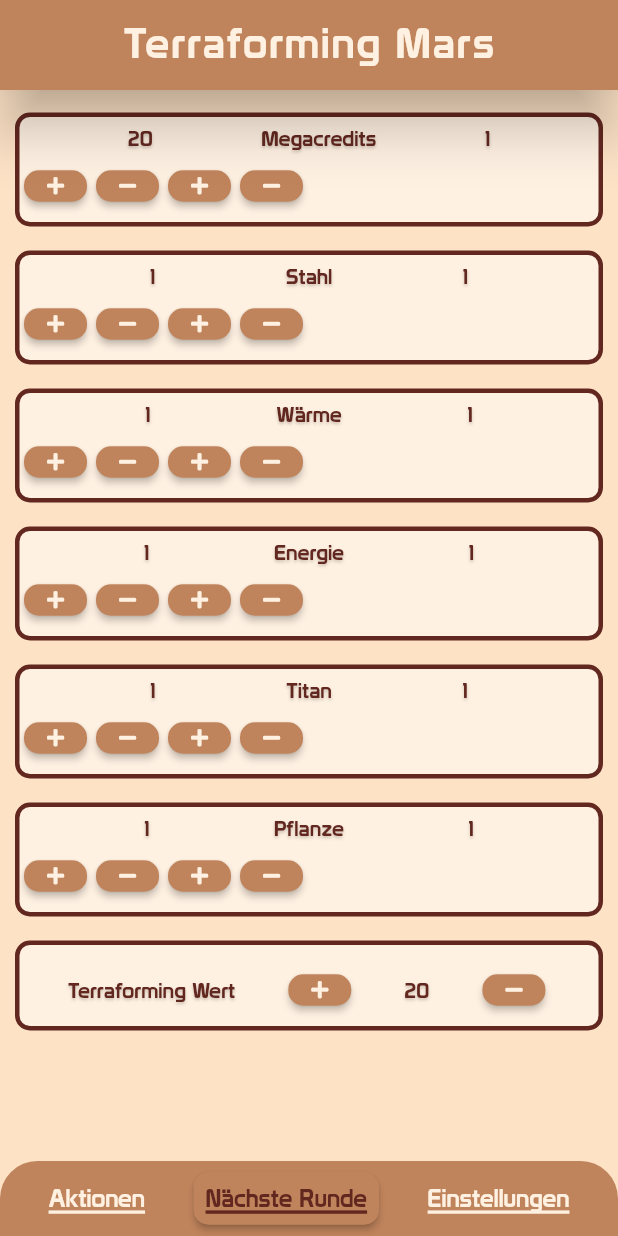
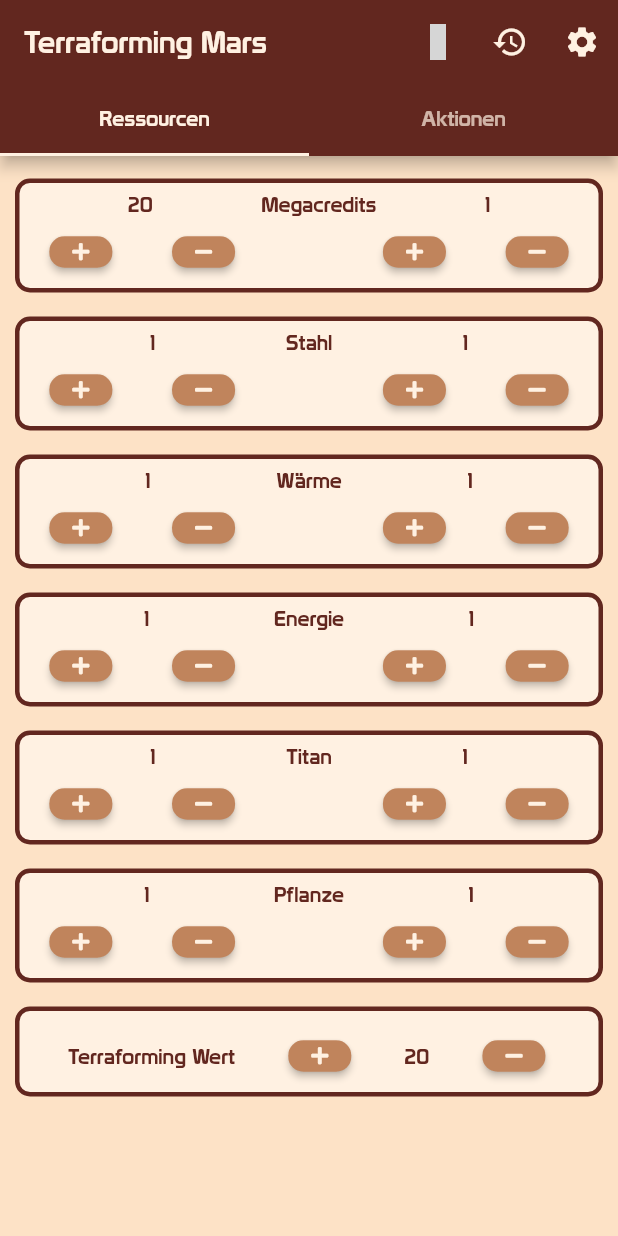
Before and after one commit to Mavv3006/TerraformingMars, a Flutter app: the screen it shows after launch, on a phone screen of 412 x 824 dp. Run offline on Flutter 3.47's test engine with Material 2 defaults, Android fonts, the phone set to English and light mode, and no system bars; our stand-ins replace flutter_icons, font_awesome_flutter; grey boxes are pictures that could not be loaded.

Commit message:
new styling

```diff
--- a/lib/components/customButton.dart
+++ b/lib/components/customButton.dart
@@ -1,5 +1,6 @@
 import 'package:flutter/material.dart';
 import 'package:font_awesome_flutter/font_awesome_flutter.dart';
+import 'package:terraforming_mars/components/customIcons.dart';
 import 'package:terraforming_mars/theme/colors.dart';
 
 class AddButton extends IconButton {
@@ -9,7 +10,7 @@ class AddButton extends IconButton {
   }) : super(
           key: key,
           onPressed: onPressed,
-          icon: FontAwesomeIcons.plus,
+          icon: CustomIcons.plus,
         );
 }
 
@@ -20,7 +21,7 @@ class SubButton extends IconButton {
   }) : super(
           key: key,
           onPressed: onPressed,
-          icon: FontAwesomeIcons.minus,
+          icon: CustomIcons.minus,
         );
 }
 
--- /dev/null
+++ b/lib/components/customIcons.dart
@@ -0,0 +1,11 @@
+import 'package:flutter/material.dart';
+import 'package:flutter_icons/flutter_icons.dart';
+import 'package:font_awesome_flutter/font_awesome_flutter.dart';
+
+class CustomIcons {
+  static IconData plus = FontAwesomeIcons.plus;
+  static IconData minus = FontAwesomeIcons.minus;
+  static IconData nextRound = Entypo.controller_next;
+  static IconData settings = Icons.settings;
+  static IconData history = Icons.history;
+}
--- a/lib/components/ressourceValueText.dart
+++ b/lib/components/ressourceValueText.dart
@@ -12,13 +12,6 @@ class RessourceValueText extends StatelessWidget {
       title,
       style: Theme.of(context).textTheme.body2.copyWith(
         color: AppColors.accentColor,
-          shadows: <Shadow>[
-            Shadow(
-              color: AppColors.shadow,
-              blurRadius: 2,
-              offset: Offset(0, 1.5),
-            ),
-          ],
       ),
     );
   }
--- /dev/null
+++ b/lib/layout/list_element.dart
@@ -0,0 +1,26 @@
+import 'package:flutter/material.dart';
+import 'package:terraforming_mars/theme/colors.dart';
+
+class ListElement extends StatelessWidget {
+  final Widget child;
+
+  const ListElement({Key key, this.child}) : super(key: key);
+
+  @override
+  Widget build(BuildContext context) {
+    return Container(
+      decoration: BoxDecoration(
+        color: AppColors.secondaryLight,
+        border: Border.all(
+          width: 3,
+          color: AppColors.accentColor,
+        ),
+        borderRadius: BorderRadius.all(
+          Radius.circular(10),
+        ),
+      ),
+      padding: EdgeInsets.only(top: 6.0),
+      child: this.child,
+    );
+  }
+}
--- a/lib/layout/mainLayout.dart
+++ b/lib/layout/mainLayout.dart
@@ -1,87 +1,40 @@
 import 'package:flutter/material.dart';
 import 'package:provider/provider.dart';
+import 'package:terraforming_mars/components/customIcons.dart';
+import 'package:terraforming_mars/layout/actionsLayout.dart';
 import 'package:terraforming_mars/layout/ressourceLayout.dart';
+import 'package:terraforming_mars/layout/settingsLayout.dart';
 import 'package:terraforming_mars/models/ressourceDataModel.dart';
+import 'package:terraforming_mars/models/settingsModel.dart';
 import 'package:terraforming_mars/models/terraformingValueData.dart';
 import 'package:terraforming_mars/theme/colors.dart';
 
-class MainLayout extends StatefulWidget {
-  @override
-  _MainLayoutState createState() => _MainLayoutState();
-}
-
-class _MainLayoutState extends State<MainLayout> {
-  final Radius _radius = Radius.circular(25);
-  final Color _selectedColor = AppColors.accentColor;
-  final Color _unselectedColor = AppColors.secondaryLight;
-  final double _bottomNavBarFontSize = 16;
-  final double _titleFontSize = 28;
-
-  Color _ressourceColor;
-  Color _actionColor;
-  Color _settingsColor;
-
-  @override
-  void initState() {
-    _ressourceColor = _selectedColor;
-    _actionColor = _unselectedColor;
-    _settingsColor = _unselectedColor;
-    super.initState();
-  }
+class MainLayout extends StatelessWidget {
+  final Color _appBarColor = AppColors.secondaryLight;
+  final Color _backgroundColor = AppColors.backgroundColor;
 
   @override
   Widget build(BuildContext context) {
-    return Scaffold(
-      backgroundColor: AppColors.secondaryColor,
-      appBar: PreferredSize(
-        preferredSize: Size.fromHeight(60),
-        child: AppBar(
-          centerTitle: true,
-          elevation: 15,
-          backgroundColor: AppColors.primaryColor,
+    return DefaultTabController(
+      length: 2,
+      child: Scaffold(
+        backgroundColor: _backgroundColor,
+        appBar: AppBar(
+          bottom: TabBar(
+            labelColor: _appBarColor,
+            tabs: [
+              Tab(text: "Ressourcen"),
+              Tab(text: "Aktionen"),
+            ],
+          ),
           title: Text(
             "Terraforming Mars",
-            style: Theme.of(context).textTheme.display1.copyWith(
-                  fontSize: _titleFontSize,
-                  letterSpacing: 1.25,
-                  color: AppColors.secondaryLight,
+            style: Theme.of(context).textTheme.title.copyWith(
+                  color: _appBarColor,
                 ),
           ),
-        ),
-      ),
-      body: RessourceLayout(),
-      bottomNavigationBar: Container(
-        height: 50,
-        decoration: BoxDecoration(
-          color: AppColors.primaryColor,
-          borderRadius: BorderRadius.only(
-            topLeft: _radius,
-            topRight: _radius,
-          ),
-        ),
-        child: Row(
-          mainAxisAlignment: MainAxisAlignment.spaceEvenly,
-          children: <Widget>[
-            Text("Aktionen",
-                style: Theme.of(context).textTheme.title.copyWith(
-                      fontSize: _bottomNavBarFontSize,
-                      color: _actionColor,
-                      decoration: TextDecoration.underline,
-                      decorationThickness: 7,
-                    )),
-            RaisedButton(
-              child: Padding(
-                padding: const EdgeInsets.all(8.0),
-                child: Text(
-                  "Nächste Runde",
-                  style: Theme.of(context).textTheme.title.copyWith(
-                        fontSize: _bottomNavBarFontSize,
-                        color: _ressourceColor,
-                        decoration: TextDecoration.underline,
-                        decorationThickness: 7,
-                      ),
-                ),
-              ),
+          actions: <Widget>[
+            IconButton(
               onPressed: () {
                 Provider.of<Crop>(context, listen: false).nextRound();
                 Provider.of<Heat>(context, listen: false).nextRound();
@@ -91,16 +44,45 @@ class _MainLayoutState extends State<MainLayout> {
                 Provider.of<Titan>(context, listen: false).nextRound();
                 Provider.of<Steel>(context, listen: false).nextRound();
               },
-            ),
-            Text(
-              "Einstellungen",
-              style: Theme.of(context).textTheme.title.copyWith(
-                    fontSize: _bottomNavBarFontSize,
-                    color: _settingsColor,
-                    decoration: TextDecoration.underline,
-                    decorationThickness: 7,
+              icon: Icon(
+                CustomIcons.nextRound,
+                color: _appBarColor,
               ),
             ),
+            IconButton(
+              onPressed: null,
+              icon: Icon(
+                CustomIcons.history,
+                color: _appBarColor,
+              ),
+            ),
+            IconButton(
+              onPressed: () {
+//                Navigator.push(
+//                  context,
+//                  MaterialPageRoute(
+//                    builder: (context) {
+////                      SettingsModel settingsModel = Provider.of<SettingsModel>(context, listen: false).copy;
+//                      Heat heat = Provider.of<Heat>(context, listen: false).copy();
+//                      return SettingsLayout(
+////                      settingsModel: settingsModel,
+//                      heat: heat,
+//                    );
+//                    },
+//                  ),
+//                );
+              },
+              icon: Icon(
+                CustomIcons.settings,
+                color: _appBarColor,
+              ),
+            ),
+          ],
+        ),
+        body: TabBarView(
+          children: <Widget>[
+            RessourceLayout(),
+            ActionsLayout(),
           ],
         ),
       ),
--- a/lib/layout/ressourceLayout.dart
+++ b/lib/layout/ressourceLayout.dart
@@ -1,10 +1,12 @@
 import 'package:flutter/material.dart';
 import 'package:provider/provider.dart';
+import 'package:terraforming_mars/components/customIcons.dart';
 import 'package:terraforming_mars/layout/ressourceLayout/energyLayout.dart';
 import 'package:terraforming_mars/layout/ressourceLayout/resLayout.dart';
 import 'package:terraforming_mars/layout/ressourceLayout/terraformingLayout.dart';
 import 'package:terraforming_mars/models/ressourceDataModel.dart';
 import 'package:terraforming_mars/models/terraformingValueData.dart';
+import 'package:terraforming_mars/theme/colors.dart';
 
 class RessourceLayout extends StatelessWidget {
   @override
@@ -23,7 +25,7 @@ class RessourceLayout extends StatelessWidget {
               return ResLayout(data);
             }),
             Consumer<RessourceDataModel>(builder: (context, dataModel, child) {
-              return EnergyLayout(dataModel);
+              return EnergyLayout();
             }),
             Consumer<Titan>(builder: (context, data, child) {
               return ResLayout(data);
--- a/lib/layout/ressourceLayout/energyLayout.dart
+++ b/lib/layout/ressourceLayout/energyLayout.dart
@@ -1,30 +1,14 @@
 import 'package:flutter/material.dart';
 import 'package:terraforming_mars/components/ressourceValueText.dart';
+import 'package:terraforming_mars/layout/list_element.dart';
 import 'package:terraforming_mars/layout/ressourceLayout/ressourceButtonLayout.dart';
 import 'package:terraforming_mars/models/ressourceDataModel.dart';
-import 'package:terraforming_mars/theme/colors.dart';
 
 class EnergyLayout extends StatelessWidget {
-  final BoxDecoration _boxDecoration = BoxDecoration(
-    color: AppColors.secondaryLight,
-    border: Border.all(
-      width: 3,
-      color: AppColors.accentColor,
-    ),
-    borderRadius: BorderRadius.all(
-      Radius.circular(10),
-    ),
-  );
-
-  final RessourceDataModel dataModel;
-
-  EnergyLayout(this.dataModel);
 
   @override
   Widget build(BuildContext context) {
-    return Container(
-      decoration: _boxDecoration,
-      padding: EdgeInsets.only(top: 6.0),
+    return ListElement(
       child: Column(
         children: <Widget>[
           Row(
@@ -35,14 +19,7 @@ class EnergyLayout extends StatelessWidget {
               RessourceValueText(RessourceDataModel.energy.productionToString),
             ],
           ),
-          RessourceButtonLayout(
-            incValue: dataModel.incrementEnergyValue,
-            decValue: dataModel.decrementEnergyValue,
-            incProd: dataModel.incrementEnergyProduction,
-            decProd: dataModel.decrementEnergyProduction,
-            isProdGreaterZero: dataModel.isEnergyProductionGreaterThenZero,
-            isValueGreaterZero: dataModel.isEnergyValueGreaterThenZero,
-          ),
+          RessourceButtonLayout(RessourceDataModel.energy),
         ],
       ),
     );
--- a/lib/layout/ressourceLayout/resLayout.dart
+++ b/lib/layout/ressourceLayout/resLayout.dart
@@ -1,30 +1,17 @@
 import 'package:flutter/material.dart';
 import 'package:terraforming_mars/components/ressourceValueText.dart';
+import 'package:terraforming_mars/layout/list_element.dart';
 import 'package:terraforming_mars/layout/ressourceLayout/ressourceButtonLayout.dart';
 import 'package:terraforming_mars/models/terraformingValueData.dart';
-import 'package:terraforming_mars/theme/colors.dart';
 
 class ResLayout extends StatelessWidget {
-  final BoxDecoration _boxDecoration = BoxDecoration(
-    color: AppColors.secondaryLight,
-    border: Border.all(
-      width: 3,
-      color: AppColors.accentColor,
-    ),
-    borderRadius: BorderRadius.all(
-      Radius.circular(10),
-    ),
-  );
-
   final RessourceValue ressourceValue;
 
   ResLayout(this.ressourceValue);
 
   @override
   Widget build(BuildContext context) {
-    return Container(
-      decoration: _boxDecoration,
-      padding: EdgeInsets.only(top: 6.0),
+    return ListElement(
       child: Column(
         children: <Widget>[
           Row(
@@ -35,14 +22,7 @@ class ResLayout extends StatelessWidget {
               RessourceValueText(ressourceValue.productionToString),
             ],
           ),
-          RessourceButtonLayout(
-            incValue: ressourceValue.incrementValue,
-            decValue: ressourceValue.decrementValue,
-            incProd: ressourceValue.incrementProduction,
-            decProd: ressourceValue.decrementProduction,
-            isProdGreaterZero: ressourceValue.isProductionGreaterThenZero,
-            isValueGreaterZero: ressourceValue.isValueGreaterThenZero,
-          ),
+          RessourceButtonLayout(this.ressourceValue),
         ],
       ),
     );
--- a/lib/layout/ressourceLayout/ressourceButtonLayout.dart
+++ b/lib/layout/ressourceLayout/ressourceButtonLayout.dart
@@ -1,42 +1,22 @@
 import 'package:flutter/material.dart';
 import 'package:terraforming_mars/components/customButton.dart';
+import 'package:terraforming_mars/models/terraformingValueData.dart';
 
 class RessourceButtonLayout extends StatelessWidget {
-  final VoidCallback incValue;
-  final VoidCallback decValue;
-  final VoidCallback incProd;
-  final VoidCallback decProd;
-  final bool isValueGreaterZero;
-  final bool isProdGreaterZero;
+  final RessourceValue resValue;
 
-  RessourceButtonLayout(
-      {this.incValue,
-      this.decValue,
-      this.decProd,
-      this.incProd,
-      this.isProdGreaterZero,
-      this.isValueGreaterZero});
+  RessourceButtonLayout(this.resValue);
 
   @override
   Widget build(BuildContext context) {
     return Row(
+      mainAxisAlignment: MainAxisAlignment.spaceAround,
       children: <Widget>[
-        AddButton(
-          onPressed: incValue,
-        ),
-        SubButton(
-          onPressed: isValueGreaterZero
-              ? decValue
-              : null,
-        ),
-        AddButton(
-          onPressed: incProd,
-        ),
-        SubButton(
-          onPressed: isProdGreaterZero
-              ? decProd
-              : null,
-        ),
+        AddButton(onPressed: resValue.incrementValue),
+        SubButton(onPressed: resValue.isValueGreaterThenZero ? resValue.decrementValue : null),
+        SizedBox(width: 25),
+        AddButton(onPressed: resValue.incrementProduction),
+        SubButton(onPressed: resValue.isProductionGreaterThenZero ? resValue.decrementProduction : null),
       ],
     );
   }
--- a/lib/layout/ressourceLayout/terraformingLayout.dart
+++ b/lib/layout/ressourceLayout/terraformingLayout.dart
@@ -1,47 +1,36 @@
 import 'package:flutter/material.dart';
 import 'package:terraforming_mars/components/customButton.dart';
 import 'package:terraforming_mars/components/ressourceValueText.dart';
+import 'package:terraforming_mars/layout/list_element.dart';
 import 'package:terraforming_mars/models/ressourceDataModel.dart';
-import 'package:terraforming_mars/theme/colors.dart';
 
 class Terraforminglayout extends StatelessWidget {
-  final BoxDecoration _boxDecoration = BoxDecoration(
-    color: AppColors.secondaryLight,
-    border: Border.all(
-      width: 3,
-      color: AppColors.accentColor,
-    ),
-    borderRadius: BorderRadius.all(
-      Radius.circular(10),
-    ),
-  );
-
   final RessourceDataModel dataModel;
 
   Terraforminglayout(this.dataModel);
 
   @override
   Widget build(BuildContext context) {
-    return Container(
-      decoration: _boxDecoration,
-      padding: EdgeInsets.only(top: 6.0),
+    return ListElement(
       child: Column(
         mainAxisSize: MainAxisSize.max,
         children: <Widget>[
           Row(
             mainAxisAlignment: MainAxisAlignment.spaceEvenly,
             children: <Widget>[
-              RessourceValueText(RessourceDataModel.terraFormingValue.title),
+              RessourceValueText(
+                RessourceDataModel.terraFormingValue.title,
+              ),
               AddButton(
                 onPressed: dataModel.incrementTerraformingValue,
               ),
               RessourceValueText(
-                  RessourceDataModel.terraFormingValue.valueToString),
+                RessourceDataModel.terraFormingValue.valueToString,
+              ),
               SubButton(
-                onPressed:
-                    dataModel.isTerraformingValueGreaterThenZero
-                        ? dataModel.decrementTerraformingValue
-                        : null,
+                onPressed: dataModel.isTerraformingValueGreaterThenZero
+                    ? dataModel.decrementTerraformingValue
+                    : null,
               ),
             ],
           ),
--- a/lib/layout/settingsLayout.dart
+++ b/lib/layout/settingsLayout.dart
@@ -1,8 +1,32 @@
 import 'package:flutter/material.dart';
+import 'package:provider/provider.dart';
+import 'package:terraforming_mars/models/settingsModel.dart';
+import 'package:terraforming_mars/models/terraformingValueData.dart';
+import 'package:terraforming_mars/theme/colors.dart';
 
 class SettingsLayout extends StatelessWidget {
+  final Color _textColor = AppColors.secondaryLight;
+  final SettingsModel settingsModel;
+  final Heat heat;
+
+  const SettingsLayout({
+    Key key,
+    /*@required*/ this.settingsModel, this.heat,
+  }) : super(key: key);
+
   @override
   Widget build(BuildContext context) {
-    return Text("Noch nicht implementiert");
+    return Scaffold(
+      appBar: AppBar(
+        title: Text(
+          "Einstellungen",
+          style: Theme.of(context).textTheme.title.copyWith(color: _textColor),
+        ),
+      ),
+      backgroundColor: AppColors.backgroundColor,
+      body: Center(
+        child: Text(Provider.of<Heat>(context).title),
+      ),
+    );
   }
 }
--- a/lib/main.dart
+++ b/lib/main.dart
@@ -1,6 +1,7 @@
 import 'package:flutter/material.dart';
 import 'package:provider/provider.dart';
 import 'package:terraforming_mars/layout/mainLayout.dart';
+import 'package:terraforming_mars/models/settingsModel.dart';
 import 'package:terraforming_mars/theme/button.dart';
 import 'package:terraforming_mars/theme/colors.dart';
 
@@ -15,19 +16,30 @@ class MyApp extends StatelessWidget {
     return MaterialApp(
       theme: ThemeData(
         accentColor: AppColors.secondaryLight,
+        primaryColor: AppColors.accentColor,
         fontFamily: 'Prototype',
-//        disabledColor: AppColors.disabledButtonColor,
         buttonTheme: globalButtonTheme,
       ),
       debugShowCheckedModeBanner: false,
       home: MultiProvider(providers: [
+        Provider<SettingsModel>(
+          create: (context) => SettingsModel(),
+        ),
         ChangeNotifierProvider<RessourceDataModel>(
-            create: (_) => RessourceDataModel()),
-        ChangeNotifierProvider<Steel>(create: (_) => Steel()),
-        ChangeNotifierProvider<Titan>(create: (_) => Titan()),
-        ChangeNotifierProvider<Crop>(create: (_) => Crop()),
+          create: (_) => RessourceDataModel(),
+        ),
+        ChangeNotifierProvider<Steel>(
+          create: (_) => Steel(),
+        ),
+        ChangeNotifierProvider<Titan>(
+          create: (_) => Titan(),
+        ),
+        ChangeNotifierProvider<Crop>(
+          create: (_) => Crop(),
+        ),
         ChangeNotifierProvider<Heat>(
-            create: (_) => Heat(RessourceDataModel.energy)),
+          create: (_) => Heat(RessourceDataModel.energy),
+        ),
         ChangeNotifierProvider<MegaCredits>(
           create: (_) => MegaCredits(RessourceDataModel.terraFormingValue),
         ),
--- /dev/null
+++ b/lib/models/settingsModel.dart
@@ -0,0 +1,5 @@
+import 'package:flutter/material.dart';
+
+class SettingsModel extends ChangeNotifier {
+  SettingsModel get copy => this;
+}
--- a/lib/models/terraformingValueData.dart
+++ b/lib/models/terraformingValueData.dart
@@ -85,6 +85,8 @@ class Steel extends RessourceValue {
 class Heat extends RessourceValue {
   RessourceValue energy;
 
+  Heat copy() => this;
+
   Heat(this.energy) : super("Wärme");
 
   @override
--- a/lib/theme/colors.dart
+++ b/lib/theme/colors.dart
@@ -1,16 +1,18 @@
 import 'package:flutter/painting.dart';
 
 class AppColors {
-  static const primaryColor = Color(0xFFC0845C);
-  static const primaryDark = Color(0xFF8D5731);
+  static const Color primaryDark = Color(0xFF8D5731);
+  static const Color primaryColor = Color(0xFFC0845C);
 
-  static const secondaryColor = Color(0xFFFDE2C6);
-  static const secondaryLight = Color(0xFFFFF1E2);
+  static const Color secondaryColor = Color(0xFFFDE2C6);
+  static const Color secondaryLight = Color(0xFFFFF1E2);
 
-  static const orangeColor = Color(0xFFD97730);
-  static const accentColor = Color(0xFF62271F);
+  static const Color orangeColor = Color(0xFFD97730);
+  static const Color accentColor = Color(0xFF62271F);
 
-  static const shadow = Color(0xFFCCBEB0);
+  static const Color shadow = Color(0xFFCCBEB0);
 
-  static const disabledButtonColor = Color(0x78C0845C);
+  static const Color disabledButtonColor = Color(0x78C0845C);
+
+  static const Color backgroundColor = Color(0xFFFDE2C6);
 }
--- a/pubspec.yaml
+++ b/pubspec.yaml
@@ -23,6 +23,7 @@ dependencies:
   provider: ^4.0.0
   scoped_model: ^1.0.1
   font_awesome_flutter: ^8.5.0
+  flutter_icons: ^1.0.0+1
 
   # The following adds the Cupertino Icons font to your application.
   # Use with the CupertinoIcons class for iOS style icons.
```
Also changed, not shown: pubspec.lock. Lines whose indentation alone changed are shown as unchanged.
